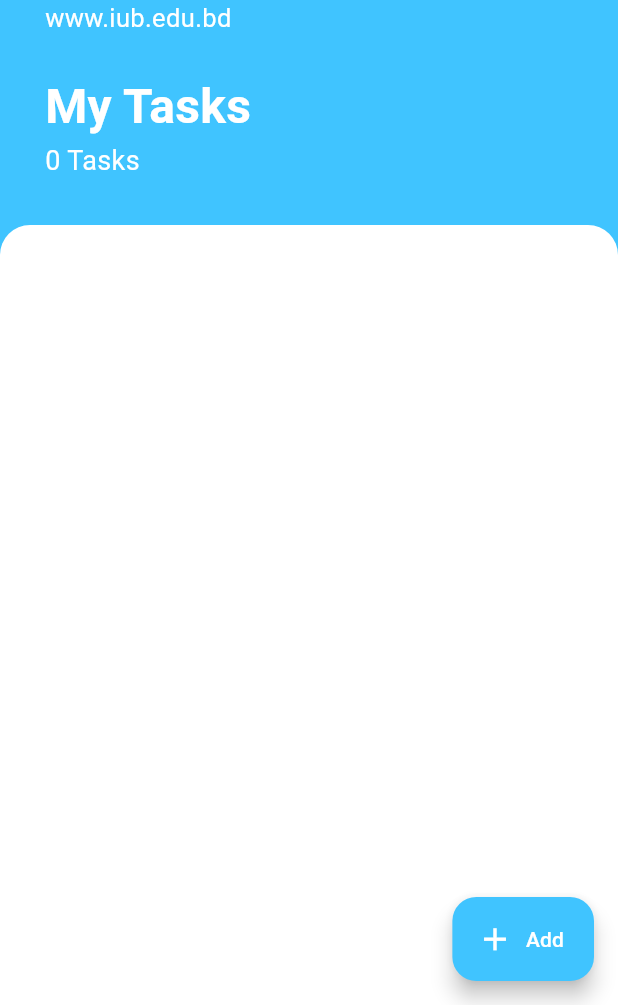
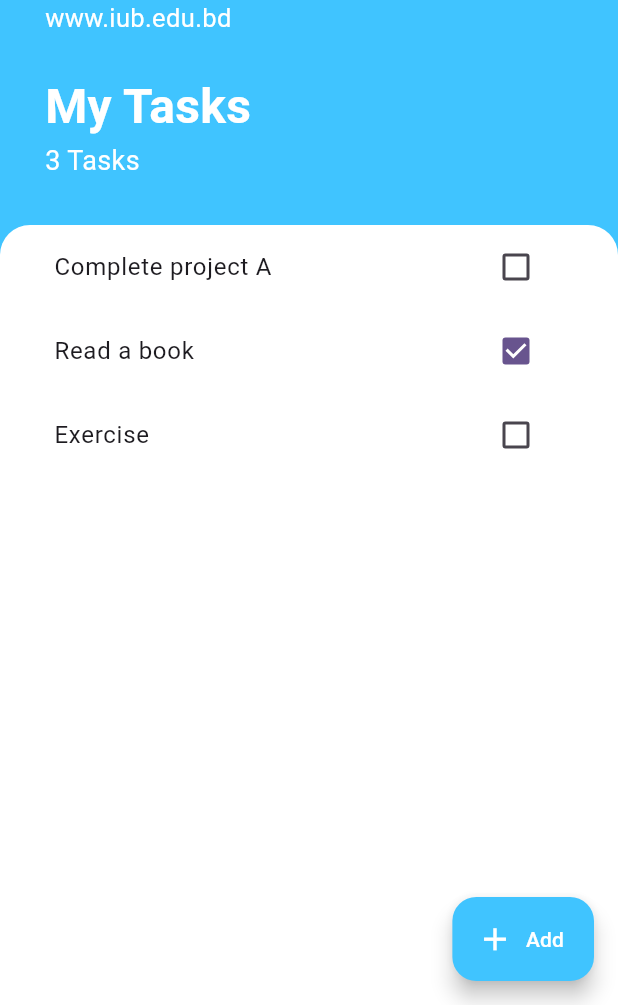
Before and after one commit to Noorsyedd/Assignment-2-CSE-464-1930146-Section2, a Flutter app: the screen it shows after launch, on a phone screen of 412 x 824 dp, the part 231-1236 px from its top. Run offline on Flutter 3.47's test engine with Material 3 defaults, Android fonts, the phone set to English and light mode, and no system bars.

Commit message:
-- screenshot added

```diff
--- a/lib/tasks_screen.dart
+++ b/lib/tasks_screen.dart
@@ -1,6 +1,5 @@
 import 'package:flutter/material.dart';
 import 'package:todo_app_iub/task.dart';
-
 import 'add_task_screen.dart';
 
 class TasksScreen extends StatefulWidget {
@@ -11,7 +10,11 @@ class TasksScreen extends StatefulWidget {
 }
 
 class _TasksScreenState extends State<TasksScreen> {
-  List<Task> _tasks = [];
+  final List<Task> _tasks = [
+    Task(name: "Complete project A"),
+    Task(name: "Read a book", isDone: true),
+    Task(name: "Exercise"),
+  ];
 
   @override
   Widget build(BuildContext context) {
@@ -54,17 +57,17 @@ class _TasksScreenState extends State<TasksScreen> {
         crossAxisAlignment: CrossAxisAlignment.stretch,
         children: [
           Container(
-            padding: EdgeInsets.only(
+            padding: const EdgeInsets.only(
                 top: 60.0, left: 30.0, right: 30.0, bottom: 30.0),
             child: Column(
               crossAxisAlignment: CrossAxisAlignment.start,
               children: [
-                CircleAvatar(
+                const CircleAvatar(
                   radius: 30,
                   backgroundImage: AssetImage("assets/images/iub_logo.png"),
                 ),
                 SizedBox(height: 10),
-                Text(
+                const Text(
                   "Todo App IUB",
                   style: TextStyle(
                     color: Colors.white,
@@ -72,15 +75,15 @@ class _TasksScreenState extends State<TasksScreen> {
                     fontWeight: FontWeight.w700,
                   ),
                 ),
-                Text(
+                const Text(
                   "www.iub.edu.bd",
                   style: TextStyle(
                     color: Colors.white,
                     fontSize: 17.0,
                   ),
                 ),
-                SizedBox(height: 24),
-                Text(
+                const SizedBox(height: 24),
+                const Text(
                   "My Tasks",
                   style: TextStyle(
                       color: Colors.white,
@@ -89,7 +92,7 @@ class _TasksScreenState extends State<TasksScreen> {
                 ),
                 Text(
                   "${_tasks.length} Tasks",
-                  style: TextStyle(
+                  style: const TextStyle(
                     color: Colors.white,
                     fontSize: 18,
                   ),
@@ -99,22 +102,22 @@ class _TasksScreenState extends State<TasksScreen> {
           ),
           Expanded(
             child: Container(
-              padding: EdgeInsets.symmetric(
+              padding: const EdgeInsets.symmetric(
                 horizontal: 20.0,
               ),
-              // color: Colors.white,
-              decoration: BoxDecoration(
+              decoration: const BoxDecoration(
                 color: Colors.white,
                 borderRadius: BorderRadius.only(
                   topLeft: Radius.circular(20.0),
                   topRight: Radius.circular(20.0),
                 ),
               ),
-              child: Column(
-                children: [
-                  //ListView.Builder
-                  for (var task in _tasks)
-                    ListTile(
+              child: ListView.builder(
+                itemCount: _tasks.length,
+                itemBuilder: (context, index) {
+                  final task = _tasks[index];
+
+                  return ListTile(
                     title: Text(task.name),
                     trailing: Checkbox(
                       value: task.isDone,
@@ -124,8 +127,8 @@ class _TasksScreenState extends State<TasksScreen> {
                         });
                       },
                     ),
-                    ),
-                ],
+                  );
+                },
               ),
             ),
           )
```
Also changed, not shown: 2 other files. Lines whose indentation alone changed are shown as unchanged.
